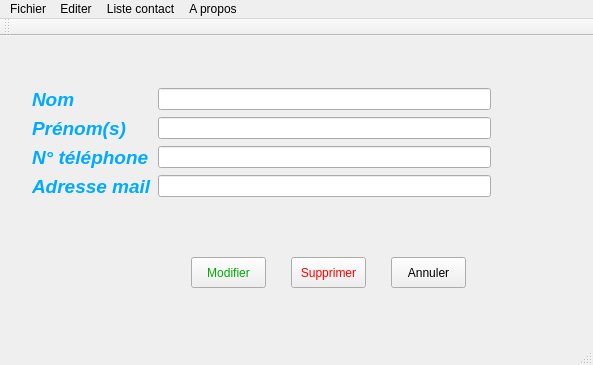
watmeto/ContactManager, file contact/mainwindow.ui: the form before one commit.
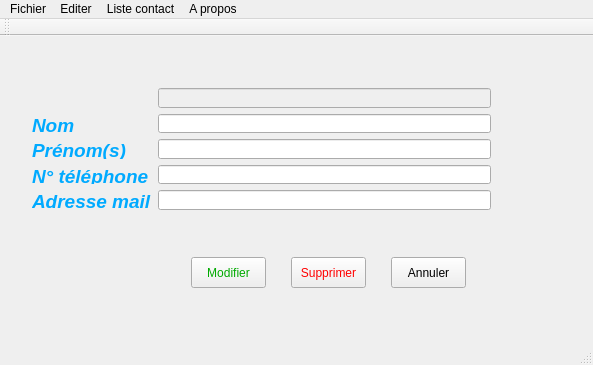
The form after the commit. The open tabs and pages were chosen to show the change. Icons and pictures are not drawn.

```diff
--- a/contact/mainwindow.ui
+++ b/contact/mainwindow.ui
@@ -191,25 +191,24 @@
           <x>10</x>
           <y>30</y>
           <width>481</width>
-          <height>141</height>
+          <height>144</height>
          </rect>
         </property>
         <layout class="QFormLayout" name="formLayout_3">
-         <item row="0" column="0">
-          <widget class="QLabel" name="label_5">
-           <property name="text">
-            <string>&lt;!DOCTYPE HTML PUBLIC &quot;-//W3C//DTD HTML 4.0//EN&quot; &quot;http://www.w3.org/TR/REC-html40/strict.dtd&quot;&gt;
-&lt;html&gt;&lt;head&gt;&lt;meta name=&quot;qrichtext&quot; content=&quot;1&quot; /&gt;&lt;style type=&quot;text/css&quot;&gt;
-p, li { white-space: pre-wrap; }
-&lt;/style&gt;&lt;/head&gt;&lt;body style=&quot; font-family:'MS Shell Dlg 2'; font-size:8.25pt; font-weight:400; font-style:normal;&quot;&gt;
-&lt;p style=&quot; margin-top:0px; margin-bottom:0px; margin-left:0px; margin-right:0px; -qt-block-indent:0; text-indent:0px;&quot;&gt;&lt;span style=&quot; font-size:14pt; font-weight:600; font-style:italic; color:#00aaff;&quot;&gt;Nom&lt;/span&gt;&lt;/p&gt;&lt;/body&gt;&lt;/html&gt;</string>
+         <property name="fieldGrowthPolicy">
+          <enum>QFormLayout::AllNonFixedFieldsGrow</enum>
+         </property>
+         <item row="1" column="1">
+          <widget class="QLineEdit" name="lineEdit_5">
+           <property name="enabled">
+            <bool>true</bool>
+           </property>
+           <property name="styleSheet">
+            <string notr="true">border-color: rgb(213, 213, 213);</string>
            </property>
           </widget>
          </item>
-         <item row="0" column="1">
-          <widget class="QLineEdit" name="lineEdit_5"/>
-         </item>
-         <item row="1" column="0">
+         <item row="2" column="0">
           <widget class="QLabel" name="label_6">
            <property name="text">
             <string>&lt;!DOCTYPE HTML PUBLIC &quot;-//W3C//DTD HTML 4.0//EN&quot; &quot;http://www.w3.org/TR/REC-html40/strict.dtd&quot;&gt;
@@ -220,10 +219,10 @@
            </property>
           </widget>
          </item>
-         <item row="1" column="1">
+         <item row="2" column="1">
           <widget class="QLineEdit" name="lineEdit_6"/>
          </item>
-         <item row="2" column="0">
+         <item row="3" column="0">
           <widget class="QLabel" name="label_7">
            <property name="text">
             <string>&lt;!DOCTYPE HTML PUBLIC &quot;-//W3C//DTD HTML 4.0//EN&quot; &quot;http://www.w3.org/TR/REC-html40/strict.dtd&quot;&gt;
@@ -234,10 +233,10 @@
            </property>
           </widget>
          </item>
-         <item row="2" column="1">
+         <item row="3" column="1">
           <widget class="QLineEdit" name="lineEdit_7"/>
          </item>
-         <item row="3" column="0">
+         <item row="4" column="0">
           <widget class="QLabel" name="label_8">
            <property name="text">
             <string>&lt;!DOCTYPE HTML PUBLIC &quot;-//W3C//DTD HTML 4.0//EN&quot; &quot;http://www.w3.org/TR/REC-html40/strict.dtd&quot;&gt;
@@ -248,9 +247,30 @@
            </property>
           </widget>
          </item>
-         <item row="3" column="1">
+         <item row="4" column="1">
           <widget class="QLineEdit" name="lineEdit_8"/>
          </item>
+         <item row="1" column="0">
+          <widget class="QLabel" name="label_5">
+           <property name="text">
+            <string>&lt;!DOCTYPE HTML PUBLIC &quot;-//W3C//DTD HTML 4.0//EN&quot; &quot;http://www.w3.org/TR/REC-html40/strict.dtd&quot;&gt;
+&lt;html&gt;&lt;head&gt;&lt;meta name=&quot;qrichtext&quot; content=&quot;1&quot; /&gt;&lt;style type=&quot;text/css&quot;&gt;
+p, li { white-space: pre-wrap; }
+&lt;/style&gt;&lt;/head&gt;&lt;body style=&quot; font-family:'MS Shell Dlg 2'; font-size:8.25pt; font-weight:400; font-style:normal;&quot;&gt;
+&lt;p style=&quot; margin-top:0px; margin-bottom:0px; margin-left:0px; margin-right:0px; -qt-block-indent:0; text-indent:0px;&quot;&gt;&lt;span style=&quot; font-size:14pt; font-weight:600; font-style:italic; color:#00aaff;&quot;&gt;Nom&lt;/span&gt;&lt;/p&gt;&lt;/body&gt;&lt;/html&gt;</string>
+           </property>
+          </widget>
+         </item>
+         <item row="0" column="1">
+          <widget class="QLineEdit" name="lineEdit_9">
+           <property name="enabled">
+            <bool>false</bool>
+           </property>
+           <property name="styleSheet">
+            <string notr="true">border-color: rgb(213, 213, 213);</string>
+           </property>
+          </widget>
+         </item>
         </layout>
        </widget>
        <widget class="QPushButton" name="pushButton_3">
```
Left out of the diff: 19 changed lines with no effect on the pictures.
